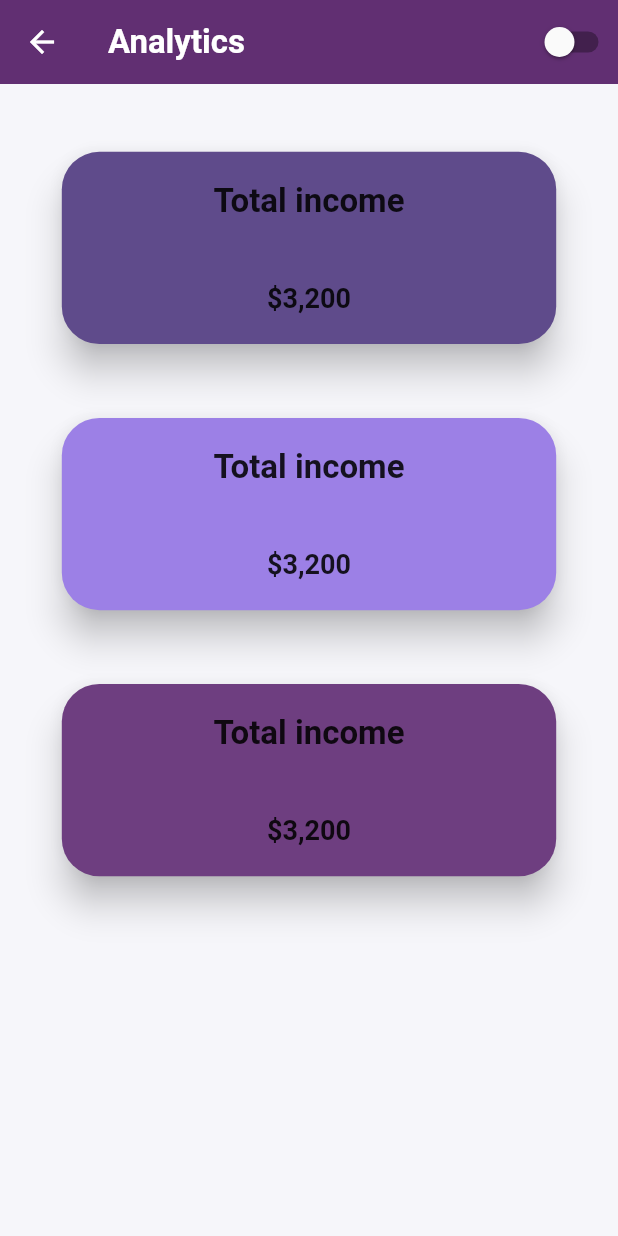
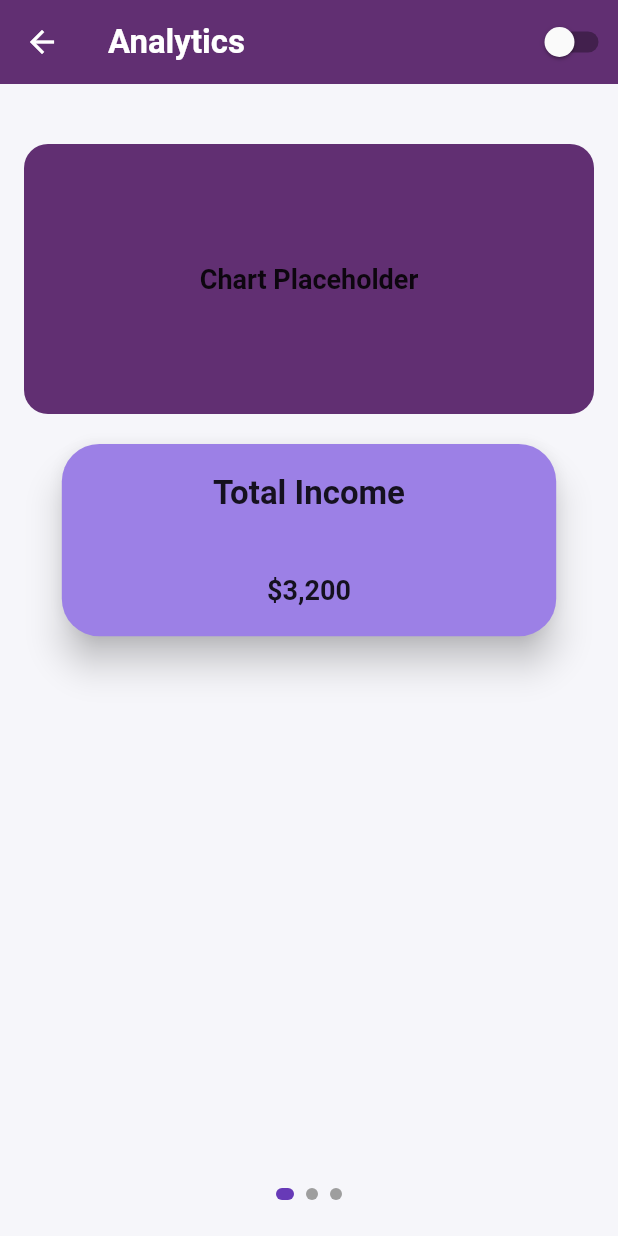
Before and after one commit to basmahammoud/flutter_task3, a Flutter app: the Analyticspage screen opened by its route, on a phone screen of 412 x 824 dp. Run offline on Flutter 3.47's test engine with Material 3 defaults, Android fonts, the light colour scheme and no system bars.

Commit message:
update3 task3

```diff
--- a/lib/core/theme/theme.dart
+++ b/lib/core/theme/theme.dart
@@ -10,12 +10,13 @@ ThemeData lightTheme = ThemeData(
     //background: Color(0xFFF6F6FA),
     surface: Color.fromARGB(255, 110, 62, 128),
     secondaryContainer:Color(0x6ECEA3FF),
+    onSecondary: Color(0xFF612F72),
   ),
   //لون الخلفية
   scaffoldBackgroundColor: const Color(0xFFF6F6FA),
 
   appBarTheme: const AppBarTheme(
-    backgroundColor: Color.fromARGB(255, 97, 47, 114),
+    backgroundColor: Color(0xFF612F72),
     foregroundColor: Colors.white,
     elevation: 0,
   ),
@@ -64,13 +65,14 @@ ThemeData darkTheme = ThemeData(
     //background: Color(0xFF591D59),
     surface: Color.fromARGB(255, 127, 66, 135),
     secondaryContainer:Color(0xFF591D59),
+    onSecondary: Color(0xFF53014C),
   ),
 
   //لون الخلفية
   scaffoldBackgroundColor: const Color(0xFF303030),
 
   appBarTheme: const AppBarTheme(
-    backgroundColor: Color.fromARGB(255, 83, 1, 76),
+    backgroundColor: Color(0xFF53014C),
     foregroundColor: Colors.white,
     elevation: 0,
   ),
--- a/lib/core/widgets/budget_card.dart
+++ b/lib/core/widgets/budget_card.dart
@@ -22,7 +22,6 @@ class BudgetCard extends StatelessWidget {
       shape: RoundedRectangleBorder(
         borderRadius: BorderRadius.circular(25),
       ),
-      color: const Color(0x6ECEA3FF),
       child: SizedBox(
         height: size.height * 0.18,
         child: Container(
--- a/lib/features/analytics/analytics.dart
+++ b/lib/features/analytics/analytics.dart
@@ -2,59 +2,123 @@ import 'package:flutter/material.dart';
 import 'package:flutter_task3/core/widgets/analytic_card.dart';
 import '../../core/widgets/custom_app_bar.dart';
 
-class Analyticspage extends StatelessWidget {
+class Analyticspage extends StatefulWidget {
   final VoidCallback onToggleTheme;
 
-  const Analyticspage({
-    super.key,
-    required this.onToggleTheme,
-  });
+  const Analyticspage({super.key, required this.onToggleTheme});
 
+  @override
+  State<Analyticspage> createState() => _AnalyticspageState();
+}
+
+class _AnalyticspageState extends State<Analyticspage> {
+  late PageController _pageController;
+  int _currentPage = 0;
+
+  @override
+  void initState() {
+    super.initState();
+    _pageController = PageController();
+  }
+
+  @override
+  void dispose() {
+    _pageController.dispose();
+    super.dispose();
+  }
+
+  /// صفحة واحدة داخل PageView
+  Widget _buildAnalyticsPage({
+    required String title,
+    required String value,
+    required Color color,
+  }) {
+    return Column(
+      children: [
+        const SizedBox(height: 24),
+        // Chart placeholder
+        Container(
+          height: 180,
+          margin: const EdgeInsets.all(16),
+          decoration: BoxDecoration(
+            color: Theme.of(context).colorScheme.onSecondary,
+            borderRadius: BorderRadius.circular(16),
+          ),
+          child: Center(
+            child: Text("Chart Placeholder",
+            style: Theme.of(context).textTheme.titleMedium),
+          ),
+        ),
+
+        // card
+        AnalysticCard(title: title, num: value, color: color),
+      ],
+    );
+  }
+
+  /// نقاط التنقل
+  Widget _buildDotsIndicator() {
+    return Row(
+      mainAxisAlignment: MainAxisAlignment.center,
+      children: List.generate(3, (index) {
+        final isActive = _currentPage == index;
+        return AnimatedContainer(
+          duration: const Duration(milliseconds: 300),
+          margin: const EdgeInsets.symmetric(horizontal: 4),
+          width: isActive ? 12 : 8,
+          height: 8,
+          decoration: BoxDecoration(
+            color: isActive ? Colors.deepPurple : Colors.grey,
+            borderRadius: BorderRadius.circular(4),
+          ),
+        );
+      }),
+    );
+  }
 
   @override
   Widget build(BuildContext context) {
-    final size =  MediaQuery.sizeOf(context);
-
     return Scaffold(
       appBar: CustomAppBar(
         title: "Analytics",
-        onToggleTheme: onToggleTheme,
+        onToggleTheme: widget.onToggleTheme,
       ),
-      body: SingleChildScrollView(
-        child: Column(
-          children: [
-            SizedBox(height: size.height*0.05,),
-            Align(
-              alignment: Alignment.topCenter,
-              child: AnalysticCard(
-                title: 'Total income',
-                num: '\$3,200',
-                color:Theme.of(context).colorScheme.secondary,
-                  ),
+      body: Column(
+        children: [
+          Expanded(
+            child: PageView(
+              controller: _pageController,
+              onPageChanged: (index) {
+                setState(() {
+                  _currentPage = index;
+                });
+              },
+              children: [
+                _buildAnalyticsPage(
+                  title: "Total Income",
+                  value: "\$3,200",
+                  color: Theme.of(context).colorScheme.primary,
+                ),
+                _buildAnalyticsPage(
+                  title: "Total Expenses",
+                  value: "\$1,850",
+                  color: Theme.of(context).colorScheme.secondary,
+                ),
+                _buildAnalyticsPage(
+                  title: "Savings",
+                  value: "\$1,350",
+                  color: Theme.of(context).colorScheme.surface,
+                ),
+              ],
             ),
-            SizedBox(height: size.height*0.05,),
-            Align(
-              alignment: Alignment.topCenter,
-              child: AnalysticCard(
-                title: 'Total income',
-                num: '\$3,200',
-                color:Theme.of(context).colorScheme.primary,
+          ),
 
-              ),
-            ),
-            SizedBox(height: size.height*0.05,),
-            Align(
-              alignment: Alignment.topCenter,
-              child: AnalysticCard(
-                title: 'Total income',
-                num: '\$3,200',
-                color:Theme.of(context).colorScheme.surface,
+          const SizedBox(height: 16),
 
-              ),
-            ),
+          _buildDotsIndicator(),
 
-          ],
-        ),
+          const SizedBox(height: 24),
+        ],
       ),
     );
   }
--- a/lib/features/home/home.dart
+++ b/lib/features/home/home.dart
@@ -54,7 +54,7 @@ class _HomeState extends State<Home> with SingleTickerProviderStateMixin {
       body: TabBarView(
       controller: _tabController,
         children: [
-         Overview_Tab(),
+         OverviewTab(),
           Transactions(),
           Budget(),
           ],
--- a/lib/features/home/transactions.dart
+++ b/lib/features/home/transactions.dart
@@ -1,4 +1,5 @@
 import 'package:flutter/material.dart';
+import 'package:flutter_task3/core/bottom_sheets/show_modal_bottomSheet%20.dart';
 import 'package:flutter_task3/core/widgets/transaction_card.dart';
 
 class Transactions extends StatelessWidget {
@@ -56,7 +57,6 @@ class Transactions extends StatelessWidget {
             SizedBox(height: size.height * 0.03),
 
             MaterialButton(
-              onPressed: () {},
               color: const Color(0xFF9C80E6),
               shape: RoundedRectangleBorder(
                 borderRadius: BorderRadius.circular(10),
@@ -69,6 +69,9 @@ class Transactions extends StatelessWidget {
                   context,
                 ).textTheme.titleMedium?.copyWith(color: Colors.white),
               ),
+             onPressed: () {
+              showAddTransaction(context);
+             },
             ),
           ],
         ),
```
Also changed, not shown: lib/core/bottom_sheets/showQuickActions.dart (added, +35 -0 lines), lib/core/bottom_sheets/show_modal_bottomSheet .dart (added, +58 -0 lines), lib/core/dialog/logout_dialog.dart (added, +45 -0 lines), lib/core/widgets/drawer_navigation_item.dart (+4 -4 lines), lib/features/home/overview.dart (+23 -3 lines).
